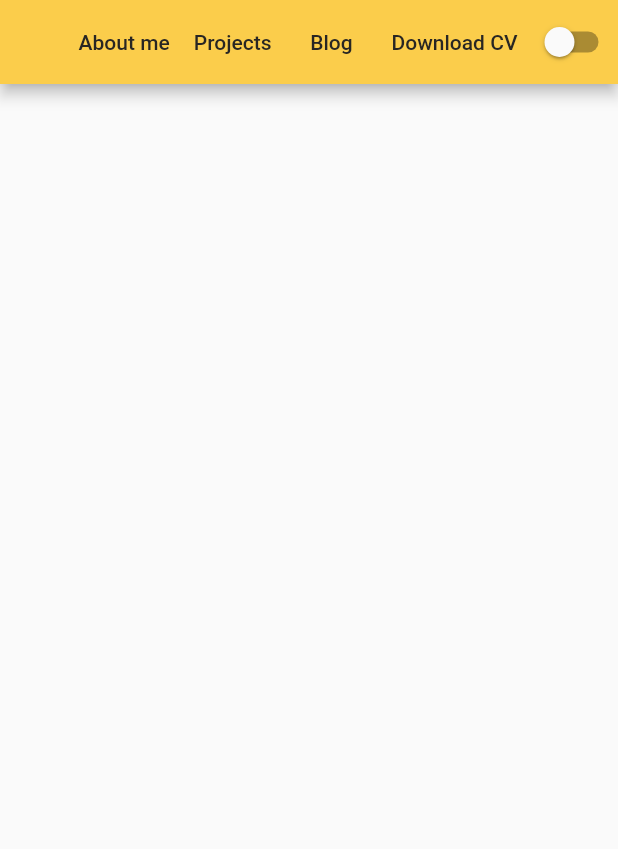
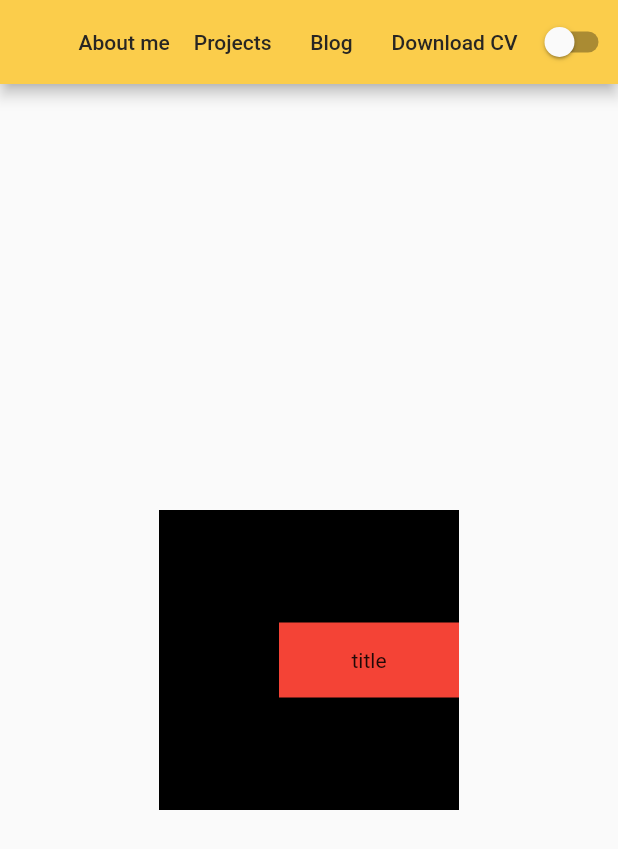
Before and after one commit to paucaro/portfolio-flutter, a Flutter app: the screen it shows after launch, on a phone screen of 412 x 824 dp. Shown: the top 849 px of the screen. Run offline on Flutter 3.47's test engine with Material 2 defaults, Android fonts, the phone set to English and light mode, and no system bars; generated files the repository leaves out were written again.

Commit message:
add some basic shapes

```diff
--- a/lib/main.dart
+++ b/lib/main.dart
@@ -54,5 +54,10 @@ class _MyAppState extends State<MyApp> {
           GlobalWidgetsLocalizations.delegate,
         ],
         home: MainApp(themeManager: _themeManager));
+    //   home: ResponsiveLayout(
+    //   mobileBody: const MobileScaffold(),
+    //   tabletBody: const TabletScaffold(),
+    //   desktopBody: const DesktopScaffold(),
+    // ),
   }
 }
--- a/lib/pages/app.dart
+++ b/lib/pages/app.dart
@@ -2,6 +2,7 @@ import 'package:flutter/material.dart';
 import 'package:portafolio_flutter/theme/theme_constants.dart';
 import 'package:portafolio_flutter/theme/theme_manager.dart';
 import 'package:flutter_gen/gen_l10n/app_localizations.dart';
+import 'package:portafolio_flutter/widgets/header_title.dart';
 
 class MainApp extends StatefulWidget {
   const MainApp({super.key, required this.themeManager});
@@ -58,6 +59,11 @@ class _MainAppState extends State<MainApp> {
               })
         ],
       ),
+      body: Container(
+        child: Center(
+          child: HeaderTitle(),
+        ),
+      ),
     );
   }
 }
--- /dev/null
+++ b/lib/widgets/header_title.dart
@@ -0,0 +1,39 @@
+import 'package:flutter/material.dart';
+import 'package:flutter/src/widgets/framework.dart';
+import 'package:flutter/src/widgets/placeholder.dart';
+
+class HeaderTitle extends StatelessWidget {
+  const HeaderTitle({super.key});
+
+  @override
+  Widget build(BuildContext context) {
+    return Container(
+      color: Colors.black,
+      height: 200,
+      width: 200,
+      child: Stack(
+        alignment: AlignmentDirectional.centerEnd,
+        children: [
+          Container(
+            color: Colors.red,
+            height: 50,
+            width: 120,
+            child: Center(child: Text("title")),
+          ),
+          Positioned(
+            bottom: -10,
+            // right: 20,
+            // left: 20,
+            child: Container(
+              // height: 150,
+              decoration: BoxDecoration(
+                borderRadius: BorderRadius.circular(15),
+                color: Colors.orange,
+              ),
+            ),
+          ),
+        ],
+      ),
+    );
+  }
+}
```
Also changed, not shown: lib/pages/responsive/responsive_layout.dart (added, +29 -0 lines), pubspec.lock, 1 other file.
